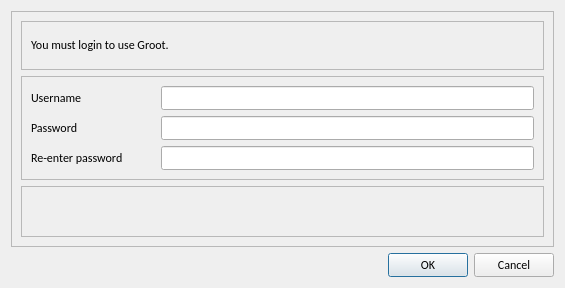
Above: Application/GUIs/UI_files/firstLoginDialog.ui from sarvagyab/Groot before the change. Below: the same form after it.
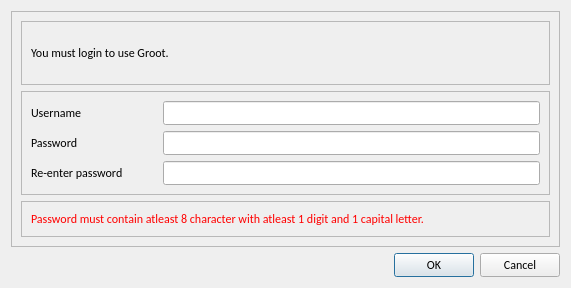
That is the form after the change. Icons and pictures are not drawn.

Commit message: Added instructions in first login dialog

```diff
--- a/Application/GUIs/UI_files/firstLoginDialog.ui
+++ b/Application/GUIs/UI_files/firstLoginDialog.ui
@@ -6,7 +6,7 @@
    <rect>
     <x>0</x>
     <y>0</y>
-    <width>565</width>
+    <width>571</width>
     <height>288</height>
    </rect>
   </property>
@@ -257,7 +257,7 @@
             </sizepolicy>
            </property>
            <property name="text">
-            <string>&lt;html&gt;&lt;head/&gt;&lt;body&gt;&lt;p&gt;&lt;br/&gt;&lt;/p&gt;&lt;/body&gt;&lt;/html&gt;</string>
+            <string>&lt;html&gt;&lt;head/&gt;&lt;body&gt;&lt;p&gt;&lt;span style=&quot; color:#ff0000;&quot;&gt;Password must contain atleast 8 character with atleast 1 digit and 1 capital letter.&lt;/span&gt;&lt;/p&gt;&lt;/body&gt;&lt;/html&gt;</string>
            </property>
           </widget>
          </item>
```
Left out of the diff: 2 changed lines with no effect on the pictures. The commit also changes 5 other files.
